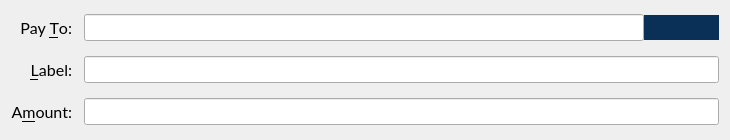
Above: src/qt/forms/sendcoinsentry.ui from VeriConomy/vericoin before the change. Below: the same form after it.
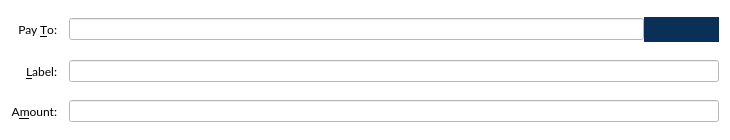
That is the form after the change. Icons and pictures are not drawn. Custom widgets are drawn as their Qt base class.

The edit to the form file:
```diff
--- a/src/qt/forms/sendcoinsentry.ui
+++ b/src/qt/forms/sendcoinsentry.ui
@@ -18,6 +18,9 @@
   <property name="windowTitle">
    <string>Form</string>
   </property>
+  <property name="styleSheet">
+   <string notr="true">background: white;</string>
+  </property>
   <property name="frameShape">
    <enum>QFrame::NoFrame</enum>
   </property>
```
